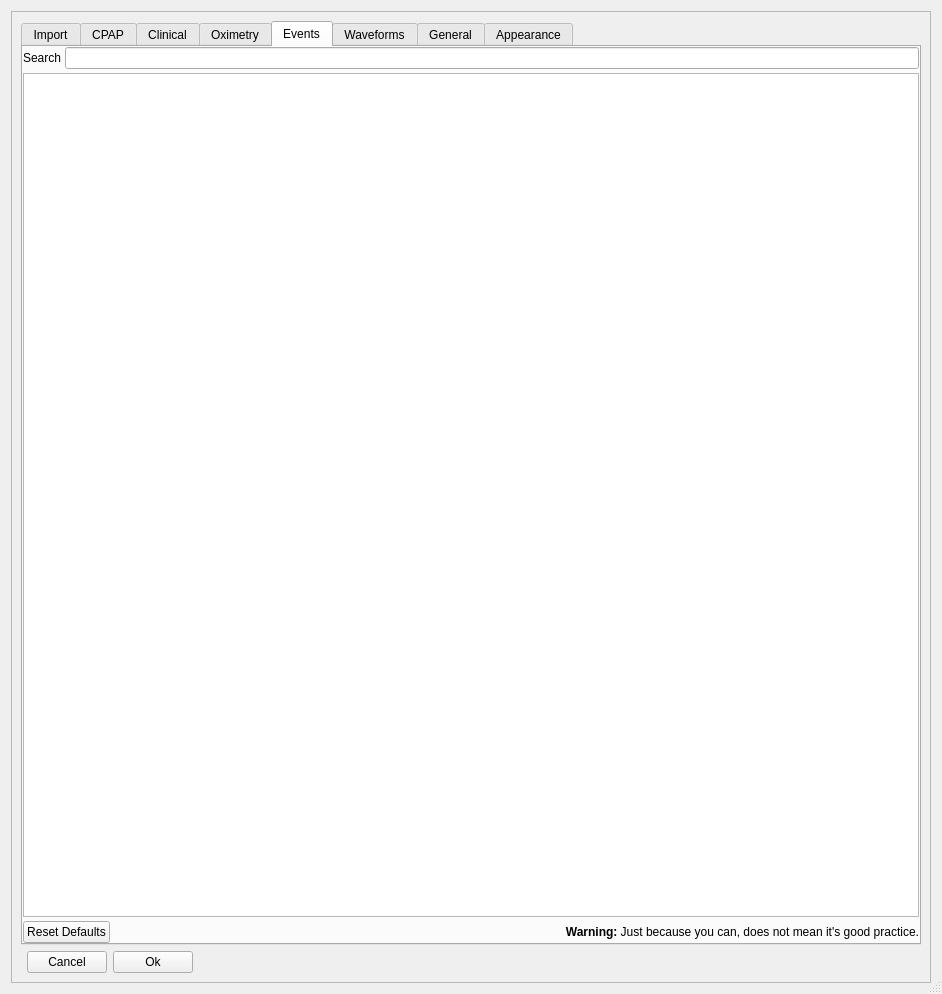
Before: the Qt Designer form oscar/preferencesdialog.ui in CrimsonNape-Red/OSCAR-SQL, drawn with Qt 5.
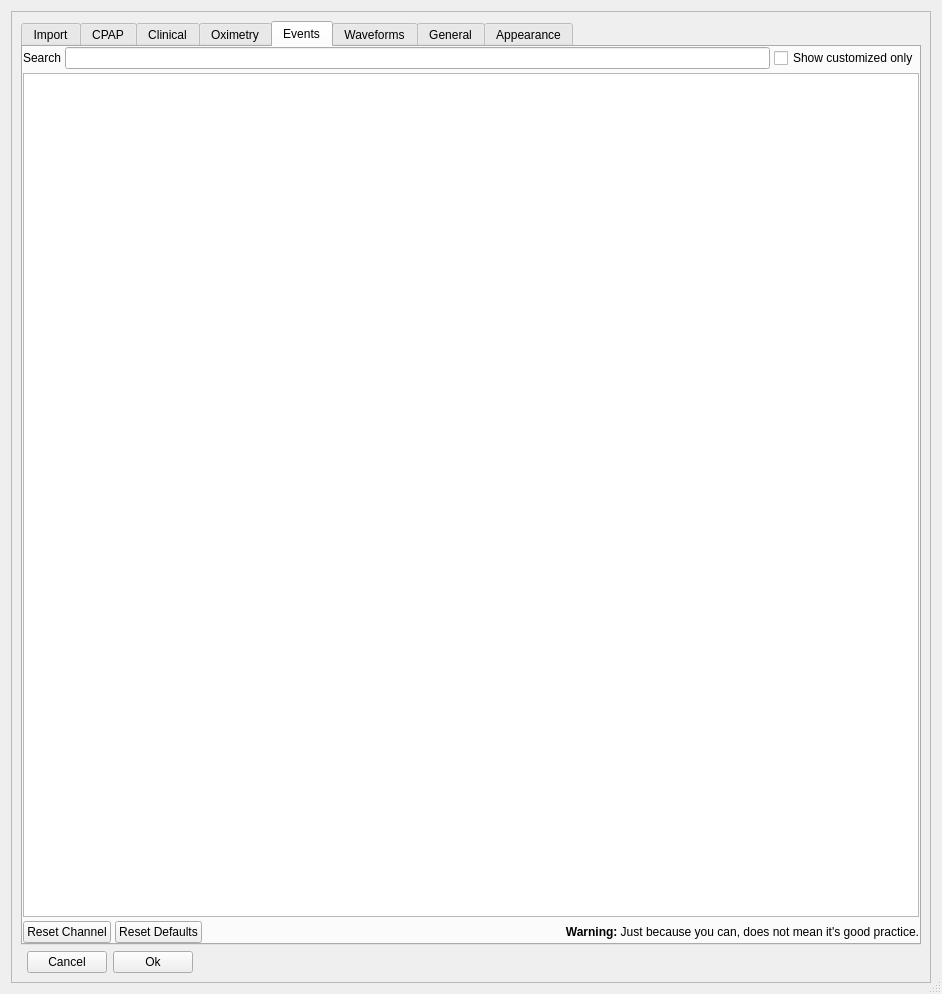
After: the same form once the commit is applied. The open tabs and pages were chosen to show the change. Icons and pictures are not drawn.

Commit message:
Mark customized channels in Preferences and reset a single channel
The Events and Waveforms tabs now mark channels that differ from their code defaults with a
dot, bold overridden text and the default in the tooltip. A Reset Channel button and menu
item reset one row until OK, and "Show customized only" filters the tree to those rows.

What changed in the file:
```diff
--- a/oscar/preferencesdialog.ui
+++ b/oscar/preferencesdialog.ui
@@ -2180,6 +2180,13 @@
                 <item>
                  <widget class="QLineEdit" name="channelSearch"/>
                 </item>
+                <item>
+                 <widget class="QCheckBox" name="chanCustomizedOnly">
+                  <property name="text">
+                   <string>Show customized only</string>
+                  </property>
+                 </widget>
+                </item>
                </layout>
               </item>
               <item>
@@ -2194,6 +2201,19 @@
               </item>
               <item>
                <layout class="QHBoxLayout" name="horizontalLayout_20">
+                <item>
+                 <widget class="QPushButton" name="resetOneChannel">
+                  <property name="sizePolicy">
+                   <sizepolicy hsizetype="Minimum" vsizetype="Minimum">
+                    <horstretch>0</horstretch>
+                    <verstretch>0</verstretch>
+                   </sizepolicy>
+                  </property>
+                  <property name="text">
+                   <string>Reset Channel</string>
+                  </property>
+                 </widget>
+                </item>
                 <item>
                  <widget class="QPushButton" name="resetChannelDefaults">
                   <property name="sizePolicy">
```
Left out of the diff: 20 changed lines with no effect on the pictures. The commit also changes 4 other files.
